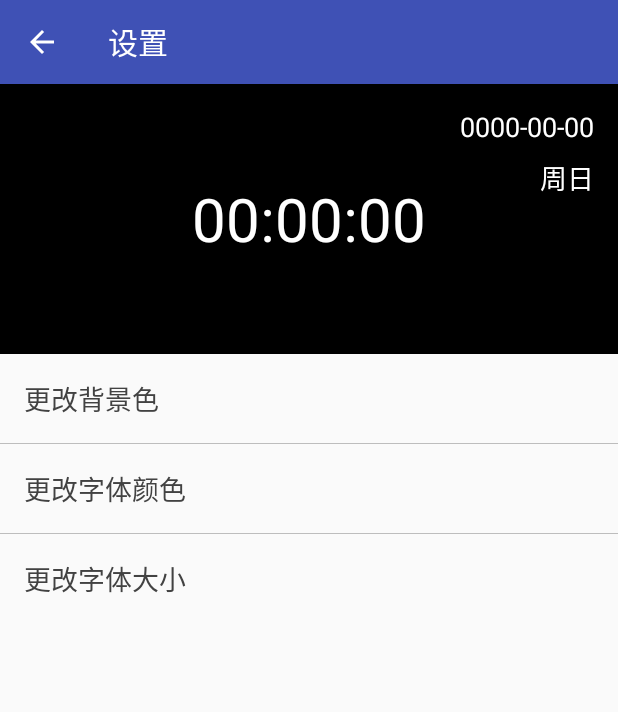
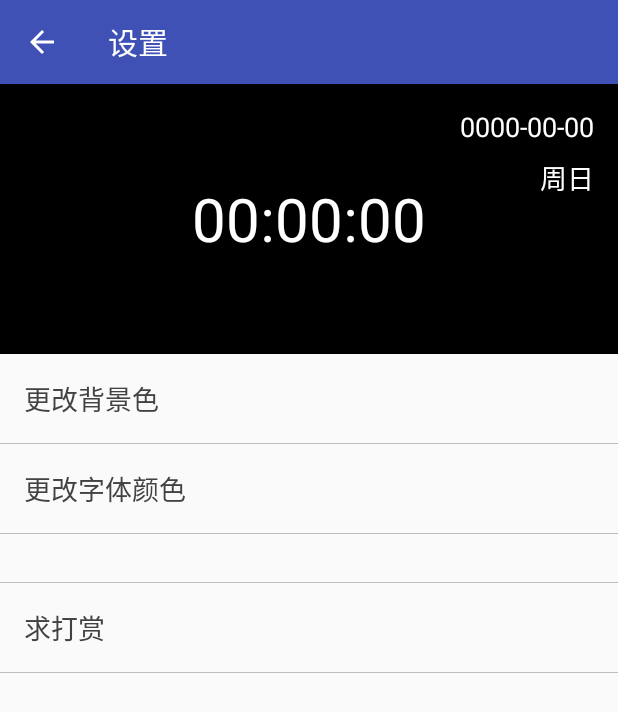
Before and after one commit to lifansama/xjb, an Android app: the SettingsActivity screen opened directly, with no data from a screen before it, on a phone screen of 412 x 824 dp. Shown: the top 712 px of the screen. Run offline under Robolectric (Android 15) with nearby library versions, the phone set to English and light mode, and no system bars; our stand-ins replace ButterKnife.

Commit message:
加入打赏功能，发现隐藏导航栏和长按事件冲突，先不隐藏了。

```diff
--- a/app/src/main/AndroidManifest.xml
+++ b/app/src/main/AndroidManifest.xml
@@ -20,7 +20,10 @@
         </activity>
         <activity
             android:name=".activity.SettingsActivity"
-            android:label="设置"/>
+            android:label="设置" />
+        <activity android:name=".activity.SupportActivity"
+            android:label="微信打赏"
+            ></activity>
     </application>
 
 </manifest>
--- a/app/src/main/java/app/xunxun/homeclock/activity/SettingsActivity.java
+++ b/app/src/main/java/app/xunxun/homeclock/activity/SettingsActivity.java
@@ -38,11 +38,13 @@ public class SettingsActivity extends AppCompatActivity {
     TextView textSizeTv;
     @InjectView(R.id.activity_settings)
     LinearLayout activitySettings;
+    @InjectView(R.id.supportTv)
+    TextView supportTv;
     private ColorPickerDialog backgroundColorPickerDialog;
     private ColorPickerDialog textColorPickerDialog;
 
-    public static void start(Activity activity) {
-        activity.startActivity(new Intent(activity, SettingsActivity.class));
+    public static void start(Context context) {
+        context.startActivity(new Intent(context, SettingsActivity.class));
     }
 
     @Override
@@ -64,7 +66,7 @@ public class SettingsActivity extends AppCompatActivity {
             @Override
             public void onColorSelected(int color) {
                 backRl.setBackgroundColor(color);
-                BackgroundColorPreferencesDao.set(SettingsActivity.this,color);
+                BackgroundColorPreferencesDao.set(SettingsActivity.this, color);
             }
         });
         textColorPickerDialog = new ColorPickerDialog();
@@ -75,7 +77,7 @@ public class SettingsActivity extends AppCompatActivity {
                 timeTv.setTextColor(color);
                 dateTv.setTextColor(color);
                 weekTv.setTextColor(color);
-                TextColorPreferencesDao.set(SettingsActivity.this,color);
+                TextColorPreferencesDao.set(SettingsActivity.this, color);
             }
         });
         textColorTv.setOnClickListener(new View.OnClickListener() {
@@ -85,12 +87,26 @@ public class SettingsActivity extends AppCompatActivity {
 
             }
         });
+        textSizeTv.setOnClickListener(new View.OnClickListener() {
+            @Override
+            public void onClick(View view) {
+            }
+        });
+
+        supportTv.setOnClickListener(new View.OnClickListener() {
+            @Override
+            public void onClick(View view) {
+                SupportActivity.start(view.getContext());
+            }
+        });
         backRl.setBackgroundColor(BackgroundColorPreferencesDao.get(this));
         timeTv.setTextColor(TextColorPreferencesDao.get(this));
         dateTv.setTextColor(TextColorPreferencesDao.get(this));
         weekTv.setTextColor(TextColorPreferencesDao.get(this));
 
+
     }
+
 
     @Override
     public boolean onOptionsItemSelected(MenuItem item) {
--- a/app/src/main/res/layout/activity_settings.xml
+++ b/app/src/main/res/layout/activity_settings.xml
@@ -104,7 +104,33 @@
                 android:paddingTop="@dimen/activity_vertical_margin"
                 android:text="更改字体大小"
                 android:textColor="@color/grey_800"
+                android:textSize="18sp"
+                android:visibility="gone" />
+
+
+            <View
+                android:layout_width="match_parent"
+                android:layout_height="0.5dp"
+                android:layout_marginTop="32dp"
+                android:background="@color/grey_400" />
+
+            <TextView
+                android:id="@+id/supportTv"
+                android:layout_width="match_parent"
+                android:layout_height="wrap_content"
+                android:background="@drawable/press_item"
+                android:paddingBottom="@dimen/activity_vertical_margin"
+                android:paddingLeft="@dimen/activity_horizontal_margin"
+                android:paddingRight="@dimen/activity_horizontal_margin"
+                android:paddingTop="@dimen/activity_vertical_margin"
+                android:text="求打赏"
+                android:textColor="@color/grey_800"
                 android:textSize="18sp" />
+
+            <View
+                android:layout_width="match_parent"
+                android:layout_height="0.5dp"
+                android:background="@color/grey_400" />
 
 
         </LinearLayout>
```
Also changed, not shown: app/src/main/java/app/xunxun/homeclock/MainActivity.java (+24 -57 lines), app/src/main/java/app/xunxun/homeclock/activity/SupportActivity.java (added, +30 -0 lines), app/src/main/res/layout/activity_main.xml (+20 -11 lines), app/src/main/res/layout/activity_support.xml (added, +27 -0 lines), app/src/main/res/drawable/wechat.png (added), 2 other files.
